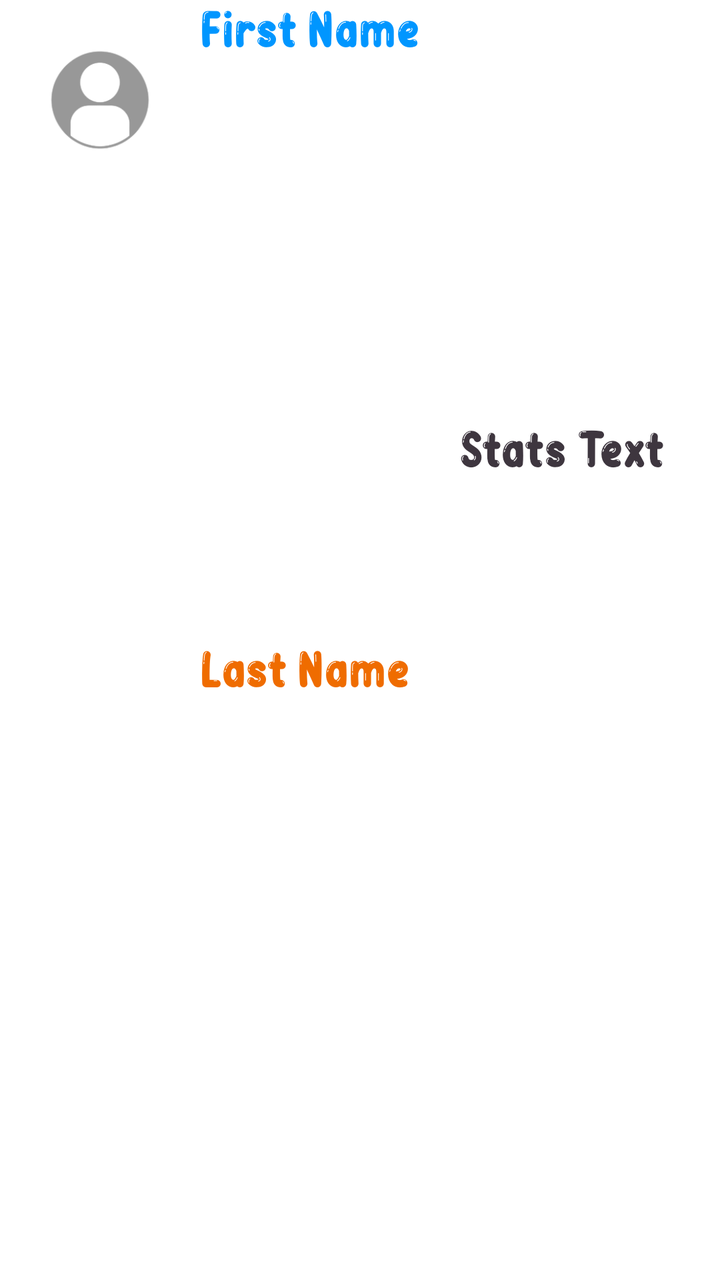
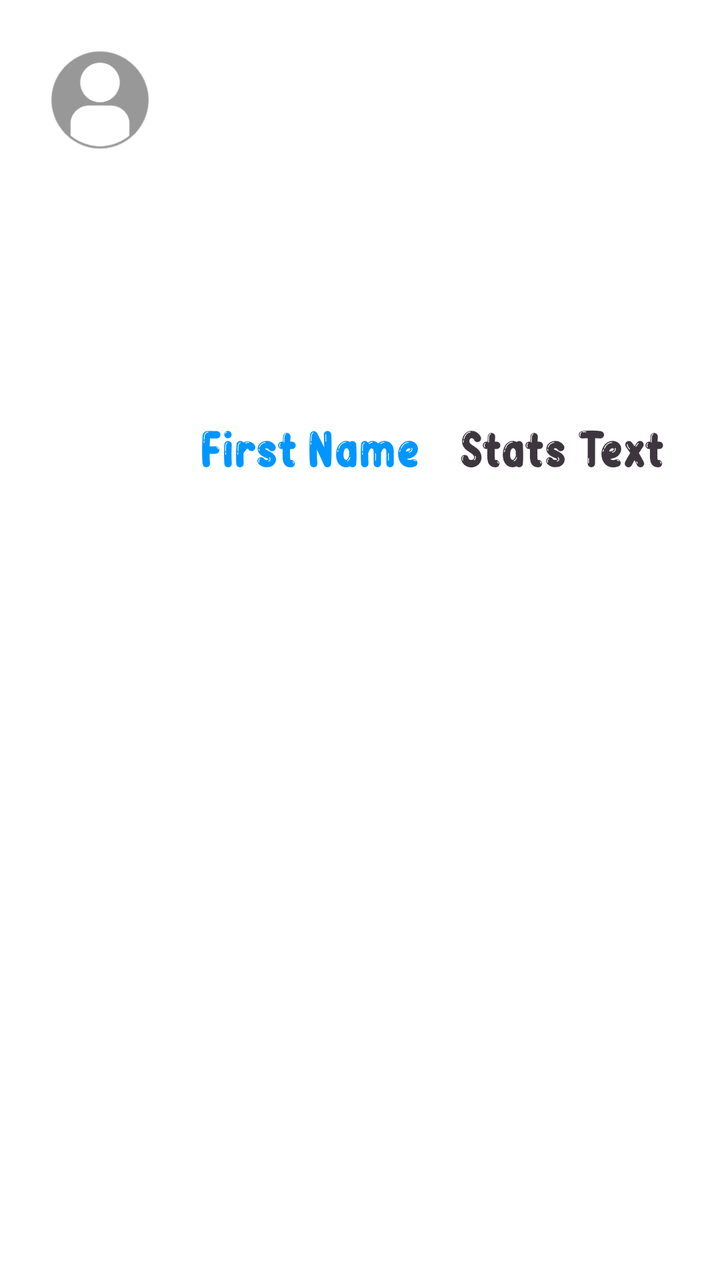

The first picture is an Android layout as it rendered before a commit; the second is the same layout after the commit. The layout source and the unified diff follow.
<!-- AndroidManifest.xml: application theme Theme.Uno -->
<!-- res/layout/person_adapter.xml -->
<?xml version="1.0" encoding="utf-8"?>
<LinearLayout xmlns:android="http://schemas.android.com/apk/res/android"
    xmlns:app="http://schemas.android.com/apk/res-auto"
    xmlns:tools="http://schemas.android.com/tools"
    android:layout_width="match_parent"
    android:layout_height="wrap_content">

    <ImageView
        android:id="@+id/imageView11"
        android:layout_width="100dp"
        android:layout_height="100dp"
        android:adjustViewBounds="false"
        android:contentDescription="@string/todo"
        android:scaleType="fitCenter"
        app:srcCompat="@drawable/user_icon" />

    <LinearLayout
        android:layout_width="0dp"
        android:layout_height="match_parent"
        android:layout_weight="1"
        android:orientation="horizontal">

        <LinearLayout
            android:layout_width="match_parent"
            android:layout_height="match_parent"
            android:layout_weight="1"
            android:orientation="vertical">

            <TextView
                android:id="@+id/tvFirstName"
                android:layout_width="wrap_content"
                android:layout_height="match_parent"
                android:layout_weight="1"
                android:fontFamily="@font/bubble_font"
                android:text="First Name"
                android:textAppearance="?android:attr/textAppearanceLarge"
                android:textColor="#0096FF"
                android:textSize="26sp" />

            <TextView
                android:id="@+id/tvLastName"
                android:layout_width="wrap_content"
                android:layout_height="match_parent"
                android:layout_weight="1"
                android:fontFamily="@font/bubble_font"
                android:text="Last Name"
                android:textAppearance="?android:attr/textAppearanceLarge"
                android:textColor="#EF6C00"
                android:textSize="26sp" />
        </LinearLayout>

        <LinearLayout
            android:layout_width="match_parent"
            android:layout_height="match_parent"
            android:layout_weight="1"
            android:orientation="vertical">


            <TextView
                android:id="@+id/textView9"
                android:layout_width="match_parent"
                android:layout_height="wrap_content"
                android:layout_weight="1" />

            <TextView
                android:id="@+id/tvStats"
                android:layout_width="wrap_content"
                android:layout_height="wrap_content"
                android:layout_weight="1"
                android:fontFamily="@font/bubble_font"
                android:text="Stats Text"
                android:textAppearance="?android:attr/textAppearanceLarge"
                android:textColor="#3E363F"
                android:textSize="26sp" />

            <TextView
                android:id="@+id/textView10"
                android:layout_width="match_parent"
                android:layout_height="wrap_content"
                android:layout_weight="1" />
        </LinearLayout>
    </LinearLayout>

</LinearLayout>
<!-- resources referenced by this layout -->
<resources>
  <!-- drawable user_icon: png bitmap (drawable, 8975 bytes) -->
  <string name="todo">TODO</string>
  <style name="Theme.Uno" parent="Theme.MaterialComponents.DayNight.DarkActionBar">
          
          <item name="colorPrimary">@color/purple_500</item>
          <item name="colorPrimaryVariant">@color/purple_700</item>
          <item name="colorOnPrimary">@color/white</item>
          
          <item name="colorSecondary">@color/teal_200</item>
          <item name="colorSecondaryVariant">@color/teal_700</item>
          <item name="colorOnSecondary">@color/black</item>
          
          <item name="android:statusBarColor" tools:targetApi="l">?attr/colorPrimaryVariant</item>
          
      </style>
  <color name="purple_500">#FF6200EE</color>
  <color name="purple_700">#FF3700B3</color>
  <color name="white">#FFFFFFFF</color>
  <color name="teal_200">#FF03DAC5</color>
  <color name="teal_700">#FF018786</color>
  <color name="black">#FF000000</color>
</resources>

<!-- the commit's change to res/layout/person_adapter.xml (unified diff, before → after) -->
@@ -6,11 +6,10 @@
     android:layout_height="wrap_content">
 
     <ImageView
-        android:id="@+id/imageView11"
+        android:id="@+id/imgPhoto"
         android:layout_width="100dp"
         android:layout_height="100dp"
         android:adjustViewBounds="false"
-        android:contentDescription="@string/todo"
         android:scaleType="fitCenter"
         app:srcCompat="@drawable/user_icon" />
 
@@ -27,9 +26,15 @@
             android:orientation="vertical">
 
             <TextView
+                android:id="@+id/textView16"
+                android:layout_width="match_parent"
+                android:layout_height="wrap_content"
+                android:layout_weight="1" />
+
+            <TextView
                 android:id="@+id/tvFirstName"
                 android:layout_width="wrap_content"
-                android:layout_height="match_parent"
+                android:layout_height="wrap_content"
                 android:layout_weight="1"
                 android:fontFamily="@font/bubble_font"
                 android:text="First Name"
@@ -38,15 +43,11 @@
                 android:textSize="26sp" />
 
             <TextView
-                android:id="@+id/tvLastName"
-                android:layout_width="wrap_content"
-                android:layout_height="match_parent"
-                android:layout_weight="1"
-                android:fontFamily="@font/bubble_font"
-                android:text="Last Name"
-                android:textAppearance="?android:attr/textAppearanceLarge"
-                android:textColor="#EF6C00"
-                android:textSize="26sp" />
+                android:id="@+id/textView17"
+                android:layout_width="match_parent"
+                android:layout_height="wrap_content"
+                android:layout_weight="1" />
+
         </LinearLayout>
 
         <LinearLayout
<!-- resource entries referenced after the edit -->
@@ -1,7 +1,6 @@
 <!-- resources referenced by this layout -->
 <resources>
   <!-- drawable user_icon: png bitmap (drawable, 8975 bytes) -->
-  <string name="todo">TODO</string>
   <style name="Theme.Uno" parent="Theme.MaterialComponents.DayNight.DarkActionBar">
           
           <item name="colorPrimary">@color/purple_500</item>
